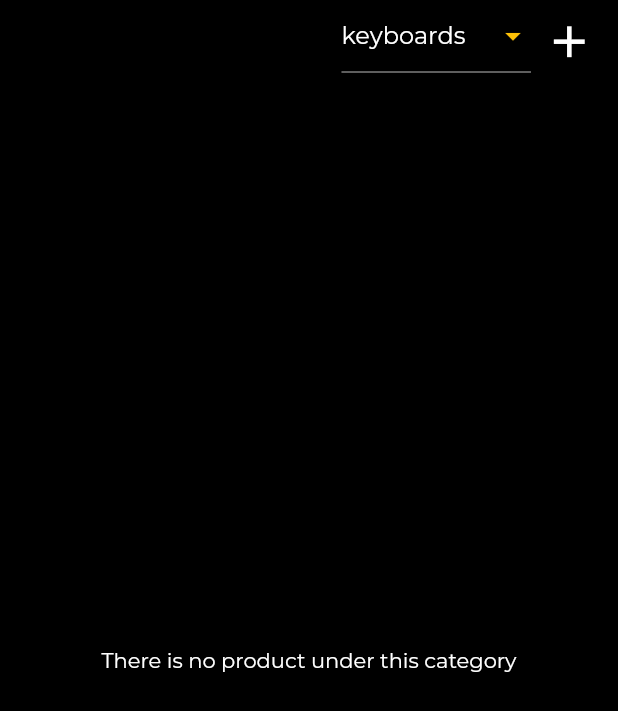
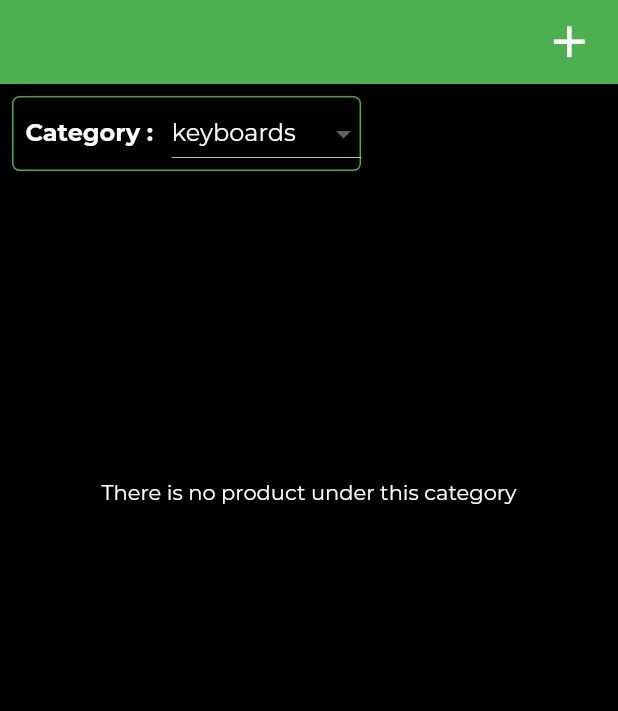
Before and after one commit to safder2000/razer_admin, a Flutter app: the screen it shows after launch, on a phone screen of 412 x 824 dp. Shown: the top 711 px of the screen. Run offline on Flutter 3.47's test engine with Material 2 defaults, Android fonts, the phone set to English and light mode, and no system bars; our stand-ins replace bloc, cloud_firestore, firebase_core, firebase_storage, flutter_bloc, flutter_rating_bar and 2 more; accounts and stored records are empty.

Commit message:
updation suscus  boi🔥 n  oppikkal "all".. 😎

```diff
--- a/lib/application/edit_product/edit_product_event.dart
+++ b/lib/application/edit_product/edit_product_event.dart
@@ -25,8 +25,8 @@ class ColorPicker extends EditProductEvent {
 
 class SelectImage extends EditProductEvent {}
 
-class UpdateData extends EditProductEvent {
-  UpdateData({
+class UpdateNewData extends EditProductEvent {
+  UpdateNewData({
     required this.context,
     required this.name_controller,
     required this.description_controller,
--- a/lib/functions/delete_product/delete_product.dart
+++ b/lib/functions/delete_product/delete_product.dart
@@ -7,6 +7,12 @@ class DeleteProduct {
         .doc(category)
         .collection(category)
         .doc(id);
+    final deletefromall = FirebaseFirestore.instance
+        .collection('categories')
+        .doc('all')
+        .collection('all')
+        .doc(id);
     docProduct.delete();
+    deletefromall.delete();
   }
 }
--- a/lib/presentation/home/main_screen.dart
+++ b/lib/presentation/home/main_screen.dart
@@ -23,12 +23,50 @@ class MainScreen extends StatelessWidget {
         String? category;
 
         return Scaffold(
-          appBar: AppBar(backgroundColor: Colors.black, actions: [
+          appBar: AppBar(backgroundColor: Colors.green, actions: [
+            IconButton(
+                onPressed: () {
+                  Navigator.push(
+                    context,
+                    MaterialPageRoute<void>(
+                      builder: (BuildContext context) => AddProduct(),
+                    ),
+                  );
+                },
+                icon: const Icon(
+                  Icons.add,
+                  size: 35,
+                )),
+            width_10,
+          ]),
+          body: Column(
+            crossAxisAlignment: CrossAxisAlignment.start,
+            mainAxisSize: MainAxisSize.min,
+            children: [
+              Padding(
+                padding: const EdgeInsets.all(8.0),
+                child: Container(
+                  decoration: BoxDecoration(
+                      border: Border.all(
+                        color: Colors.green,
+                      ),
+                      borderRadius: BorderRadius.all(Radius.circular(5))),
+                  child: SizedBox(
+                    width: MediaQuery.of(context).size.width * 0.56,
+                    child: Row(
+                      children: [
+                        Padding(
+                          padding: const EdgeInsets.symmetric(horizontal: 8.0),
+                          child: Text(
+                            'Category : ',
+                            style: TextStyle(
+                                fontSize: 16, fontWeight: FontWeight.bold),
+                          ),
+                        ),
                         DropdownButton<String>(
-              focusColor: Colors.amber,
-              iconEnabledColor: Colors.amber,
-              dropdownColor: Colors.grey,
+                          dropdownColor: Color.fromARGB(255, 213, 213, 213),
                           items: <String>[
+                            'all',
                             'laptops',
                             'audio',
                             'chairs',
@@ -49,51 +87,55 @@ class MainScreen extends StatelessWidget {
                             category = value;
                             log('button rebuilded');
 
-                BlocProvider.of<MainPageBloc>(context)
-                    .add(DisplayCategory(category: category ?? 'laptops'));
+                            BlocProvider.of<MainPageBloc>(context).add(
+                                DisplayCategory(
+                                    category: category ?? 'laptops'));
                           },
                           hint: Text(
                             state.category,
                             style: TextStyle(color: Colors.white),
                           ),
                         ),
-            IconButton(
-                onPressed: () {
-                  Navigator.push(
-                    context,
-                    MaterialPageRoute<void>(
-                      builder: (BuildContext context) => AddProduct(),
+                      ],
                     ),
-                  );
-                },
-                icon: const Icon(
-                  Icons.add,
-                  size: 35,
-                )),
-            width_10,
-          ]),
-          body: StreamBuilder<List<Product>>(
+                  ),
+                ),
+              ),
+              StreamBuilder<List<Product>>(
                 stream: readProducts(state.category),
                 builder: (context, snapshot) {
                   if (snapshot.hasError) {
-                return Text('Somthing went wrong! ${snapshot.data} ');
+                    return SizedBox(
+                        height: MediaQuery.of(context).size.width,
+                        child: Center(
+                            child: Text(
+                                'Somthing went wrong! ${snapshot.data} ')));
                   } else if (snapshot.hasData) {
                     final products = snapshot.data!;
                     if (products.isEmpty) {
-                  return Center(
-                    child: Text('There is no product under this category'),
-                  );
+                      return SizedBox(
+                          height: MediaQuery.of(context).size.width,
+                          child: Center(
+                            child:
+                                Text('There is no product under this category'),
+                          ));
                     } else {
                       return ListView(
+                        shrinkWrap: true,
                         children: products.map(buildProduct).toList(),
                       );
                     }
                   } else {
-                return const Center(
+                    return SizedBox(
+                      height: MediaQuery.of(context).size.width,
+                      child: const Center(
                         child: CircularProgressIndicator(),
+                      ),
                     );
                   }
                 },
+              ),
+            ],
           ),
         );
       },
```
Also changed, not shown: lib/application/edit_product/edit_product_bloc.dart (+15 -3 lines), lib/functions/add_product/add_product_fuctions.dart (+6 -1 lines), lib/functions/update_product/update_product_fuctions.dart (+19 -11 lines), lib/presentation/edit_product/edit_product_screen.dart (+39 -10 lines), lib/presentation/home/widgets/listed_item.dart (+42 -2 lines). Lines whose indentation alone changed are shown as unchanged.
